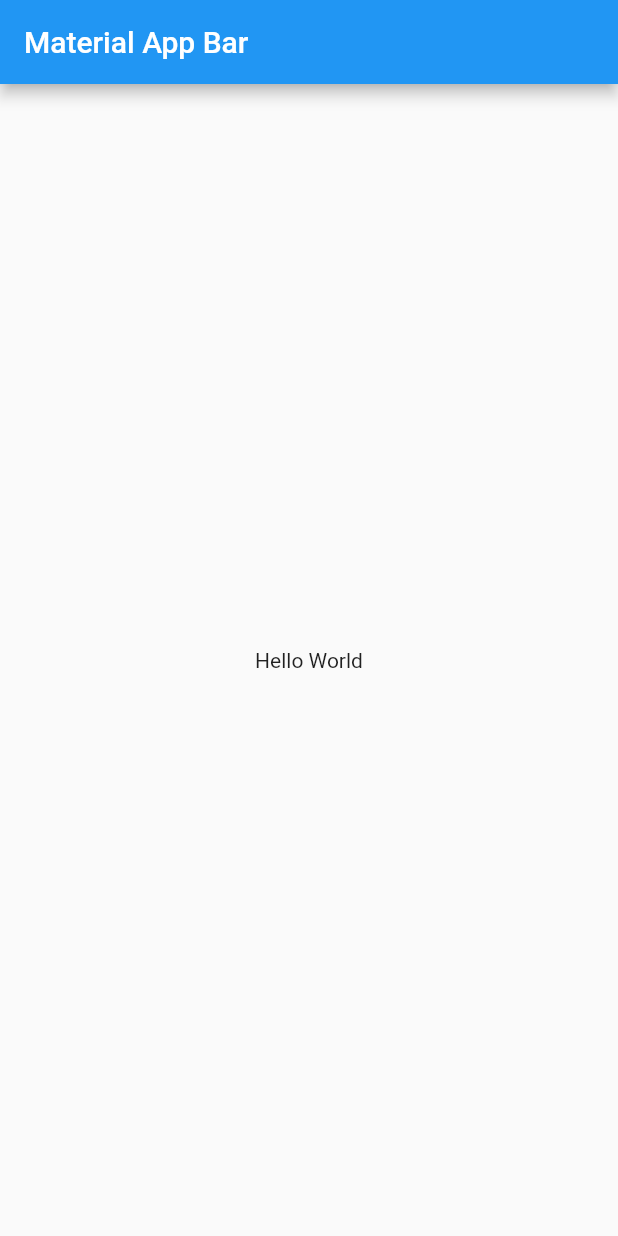
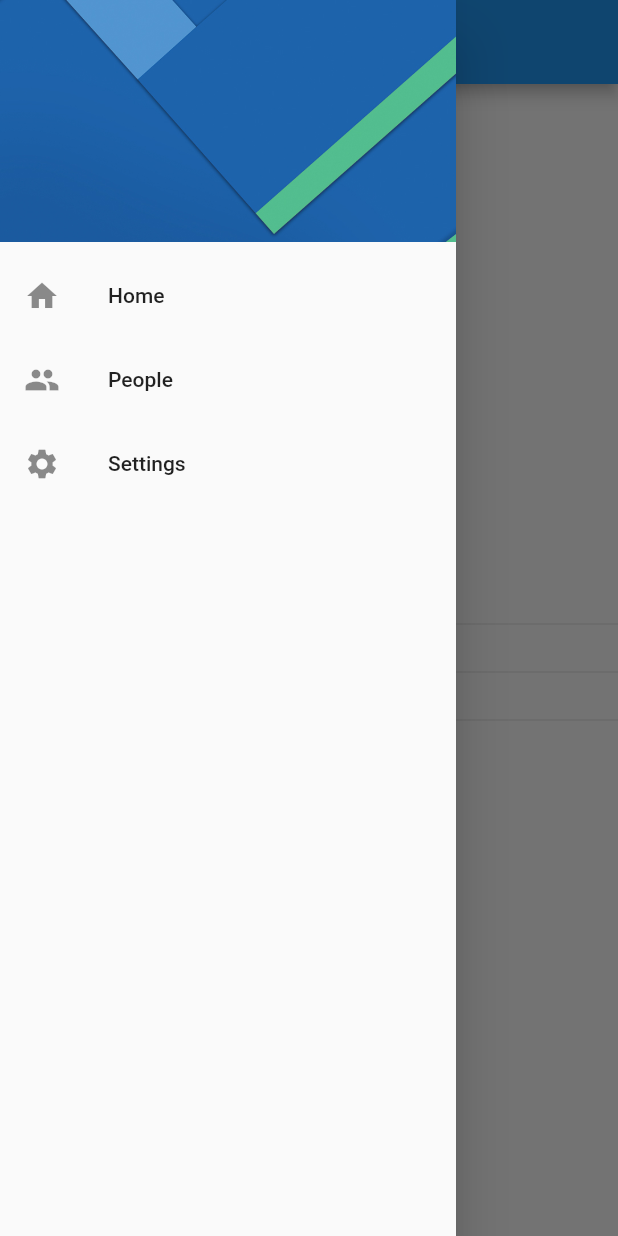
Before and after one commit to WaAlvis/preferences_app, a Flutter app: the screen it shows after launch, with the side drawer open (before the commit the screen has no drawer), on a phone screen of 412 x 824 dp. Run offline on Flutter 3.47's test engine with Material 2 defaults, Android fonts, the phone set to English and light mode, and no system bars.

```diff
--- a/lib/main.dart
+++ b/lib/main.dart
@@ -1,4 +1,5 @@
 import 'package:flutter/material.dart';
+import 'package:preferences_app/screens/screens.dart';
 
 void main() => runApp(const MyApp());
 
@@ -9,14 +10,11 @@ class MyApp extends StatelessWidget {
   Widget build(BuildContext context) {
     return MaterialApp(
       title: 'Material App',
-      home: Scaffold(
-        appBar: AppBar(
-          title: const Text('Material App Bar'),
-        ),
-        body: const Center(
-          child: Text('Hello World'),
-        ),
-      ),
+      initialRoute: HomeScreen.routeName,
+      routes: {
+        HomeScreen.routeName: (_) => const HomeScreen(),
+        SettingsScreen.routeName: (_) => const SettingsScreen()
+      },
     );
   }
 }
--- /dev/null
+++ b/lib/screens/home_screen.dart
@@ -0,0 +1,31 @@
+import 'package:flutter/material.dart';
+import 'package:preferences_app/screens/widgets/widgets.dart';
+
+class HomeScreen extends StatelessWidget {
+  const HomeScreen({super.key});
+
+  static const String routeName = 'home';
+
+  @override
+  Widget build(BuildContext context) {
+    return Scaffold(
+      appBar: AppBar(
+        title: const Text('Home '),
+      ),
+      body: const Center(
+        child: Column(
+          mainAxisAlignment: MainAxisAlignment.center,
+          children: [
+            Text('IsDarkMode:'),
+            Divider(),
+            Text('Nombre de usuario:'),
+            Divider(),
+            Text('Genero:'),
+            Divider(),
+          ],
+        ),
+      ),
+      drawer: const  SideMenu(),
+    );
+  }
+}
--- /dev/null
+++ b/lib/screens/screens.dart
@@ -0,0 +1,2 @@
+export 'package:preferences_app/screens/home_screen.dart';
+export 'package:preferences_app/screens/settings_screen.dart';
--- /dev/null
+++ b/lib/screens/widgets/side_menu.dart
@@ -0,0 +1,69 @@
+import 'package:flutter/material.dart';
+import 'package:preferences_app/screens/screens.dart';
+
+class SideMenu extends StatelessWidget {
+  const SideMenu({
+    super.key,
+  });
+
+  @override
+  Widget build(BuildContext context) {
+    return Drawer(
+      child: ListView(
+        padding: EdgeInsets.zero,
+        children: [
+          const _DrawerHeader(),
+          ListTile(
+            leading: const Icon(
+              Icons.home,
+            ),
+            title: const Text('Home'),
+            onTap: () => Navigator.pushReplacementNamed(
+              context,
+              HomeScreen.routeName,
+            ),
+          ),
+          ListTile(
+            leading: const Icon(
+              Icons.people,
+            ),
+            title: const Text('People'),
+            onTap: () => Navigator.pushReplacementNamed(
+              context,
+              HomeScreen.routeName,
+            ),
+          ),
+          ListTile(
+            leading: const Icon(
+              Icons.settings,
+            ),
+            title: const Text('Settings'),
+            onTap: () => Navigator.pushReplacementNamed(
+              context,
+              SettingsScreen.routeName,
+            ),
+          ),
+        ],
+      ),
+    );
+  }
+}
+
+class _DrawerHeader extends StatelessWidget {
+  const _DrawerHeader();
+
+  @override
+  Widget build(BuildContext context) {
+    return const DrawerHeader(
+      decoration: BoxDecoration(
+        image: DecorationImage(
+          fit: BoxFit.cover,
+          image: AssetImage(
+            'assets/menu-img.jpeg',
+          ),
+        ),
+      ),
+      child: SizedBox(),
+    );
+  }
+}
--- /dev/null
+++ b/lib/screens/widgets/widgets.dart
@@ -0,0 +1 @@
+export  'package:preferences_app/screens/widgets/side_menu.dart';
--- a/pubspec.yaml
+++ b/pubspec.yaml
@@ -59,8 +59,8 @@ flutter:
   uses-material-design: true
 
   # To add assets to your application, add an assets section, like this:
-  # assets:
-  #   - images/a_dot_burr.jpeg
+  assets:
+    - assets/
   #   - images/a_dot_ham.jpeg
 
   # An image asset can refer to one or more resolution-specific "variants", see
```
Also changed, not shown: lib/screens/settings_screen.dart (added, +82 -0 lines), assets/menu-img.jpeg (added).
